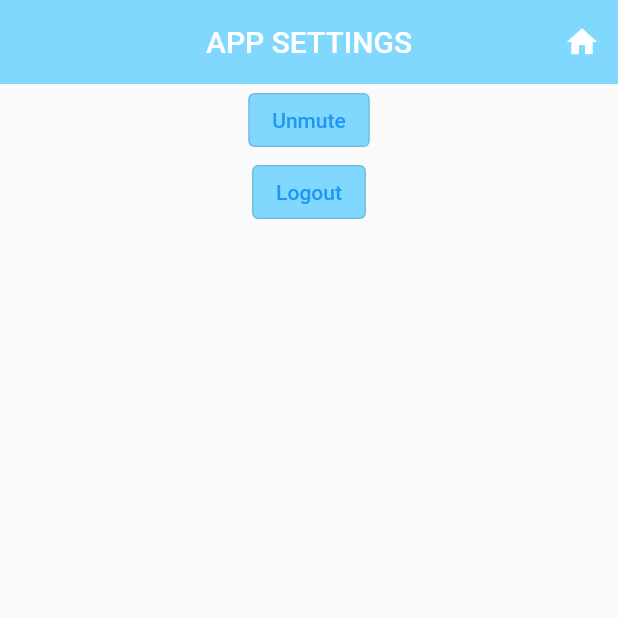
After one commit to umutbakici/agile_project, a Flutter app: the AppSetting screen opened by its route, after a tap on "Mute", on a phone screen of 412 x 824 dp, the top half of it. The commit adds this screen. Run offline on Flutter 3.47's test engine with Material 2 defaults, Android fonts, the phone set to English and light mode, and no system bars; our stand-ins replace circular_countdown_timer, cloud_firestore, firebase_auth, firebase_core, flutter_redux, get and 3 more; accounts and stored records are empty; network calls fail.

Commit message:
app setttings page + logout

```diff
--- a/lib/app.dart
+++ b/lib/app.dart
@@ -7,6 +7,7 @@ import 'package:agile_project/profilepage/profilesetting.dart';
 import 'package:agile_project/questions/questions_page.dart';
 import 'package:flutter/material.dart';
 import 'achievement/achievement_page.dart';
+import 'app_setting.dart';
 import 'landingpage/forgot_password_page.dart';
 import 'models/app_state.dart';
 import 'package:flutter_redux/flutter_redux.dart';
@@ -40,6 +41,7 @@ class ReduxApp extends StatelessWidget {
           '/landing': (context) => LandingPage(),
           '/forgotPassword': (context) => ForgotPasswordScreen(),
           '/profile_setting': (context) => ProfileSetting(),
+          '/app_setting': (context) => AppSetting(),
           '/profile': (context) => ProfilePage(),
           '/mpcreatejoin': (context) => MPCreateJoinPage(),
           '/categorymp': (context) => CategoryScreenMP(),
--- /dev/null
+++ b/lib/app_setting.dart
@@ -0,0 +1,85 @@
+import 'package:agile_project/service/auth.dart';
+import 'package:flutter/material.dart';
+
+class AppSetting extends StatefulWidget {
+  @override
+  _AppSettingState createState() => _AppSettingState();
+}
+
+bool isMuted = false;
+AuthService _authService = AuthService();
+
+class _AppSettingState extends State<AppSetting> {
+  @override
+  Widget build(BuildContext context) {
+    return Scaffold(
+      appBar: AppBar(
+        title: Text(
+          'APP SETTINGS',
+          //style:
+        ),
+        backgroundColor: Color(0xFF80D8FF),
+        centerTitle: true,
+        elevation: 0.0,
+        leading: Container(),
+        actions: [
+          IconButton(
+              onPressed: () {
+                Navigator.pushNamed(context, '/landing');
+              },
+              icon: Icon(Icons.home)),
+        ],
+      ),
+      body: SafeArea(
+        maintainBottomViewPadding: false,
+        child: Column(
+          crossAxisAlignment: CrossAxisAlignment.center,
+          children: <Widget>[
+            Center(
+              child: Column(
+                children: [
+                  OutlinedButton(
+                    onPressed: () {
+                      setState(() {
+                        if (isMuted)
+                          isMuted = false;
+                        else
+                          isMuted = true;
+                      });
+                    },
+                    child: isMuted
+                        ? Text(
+                            'Unmute',
+                            //style:
+                          )
+                        : Text(
+                            'Mute',
+                            //style:
+                          ),
+                    style: OutlinedButton.styleFrom(
+                      backgroundColor: Color(0xFF80D8FF),
+                    ),
+                  ),
+                  SizedBox(
+                    width: 8.0,
+                  ),
+                  OutlinedButton(
+                    onPressed: () {
+                      Navigator.pushNamed(context, '/');
+                      _authService.signOut();
+                    },
+                    child: Text(
+                      'Logout',
+                    ),
+                    style: OutlinedButton.styleFrom(
+                        backgroundColor: Color(0xFF80D8FF)),
+                  ),
+                ],
+              ),
+            ),
+          ],
+        ),
+      ),
+    );
+  }
+}
--- a/lib/home_screen.dart
+++ b/lib/home_screen.dart
@@ -1,7 +1,4 @@
 import 'package:flutter/material.dart';
-import 'package:flutter_redux/flutter_redux.dart';
-
-import 'models/app_state.dart';
 
 class HomeScreen extends StatefulWidget {
   @override
@@ -21,14 +18,7 @@ class _HomeScreenState extends State<HomeScreen> {
         centerTitle: true,
         elevation: 0.0,
         leading: Container(),
-        actions: [
-          IconButton(
-              onPressed: () {
-                //TO DO SETTINGS
-                //Navigator.pushNamed(context, '/settings');
-              },
-              icon: Icon(Icons.settings)),
-        ],
+        actions: [],
       ),
       body: SafeArea(
         maintainBottomViewPadding: false,
--- a/lib/landingpage/landing_page.dart
+++ b/lib/landingpage/landing_page.dart
@@ -20,7 +20,11 @@ class _LandingPageState extends State<LandingPage> {
         backgroundColor: Color(0xFF80D8FF),
         centerTitle: true,
         elevation: 0.0,
-        leading: Container(),
+        leading: IconButton(
+            onPressed: () {
+              Navigator.pushNamed(context, '/app_setting');
+            },
+            icon: Icon(Icons.logout)),
         actions: [
           IconButton(
               onPressed: () {
```
